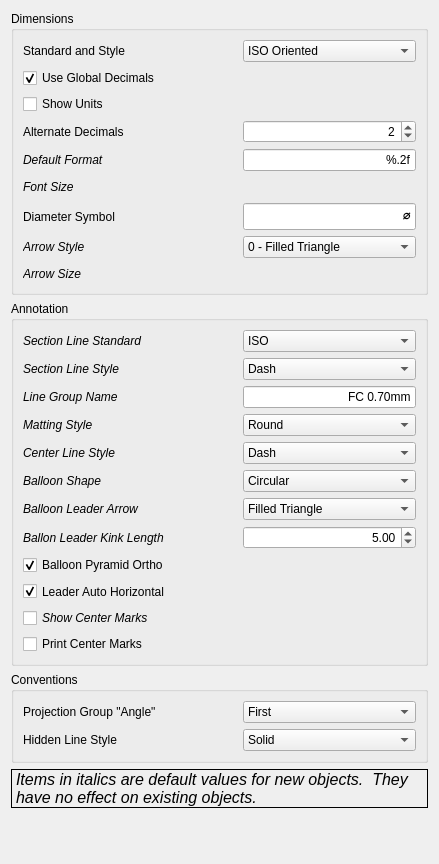
Before: the Qt Designer form src/Mod/TechDraw/Gui/DlgPrefsTechDraw3.ui in berndhahnebach/All_FreeCAD, drawn with Qt 5.
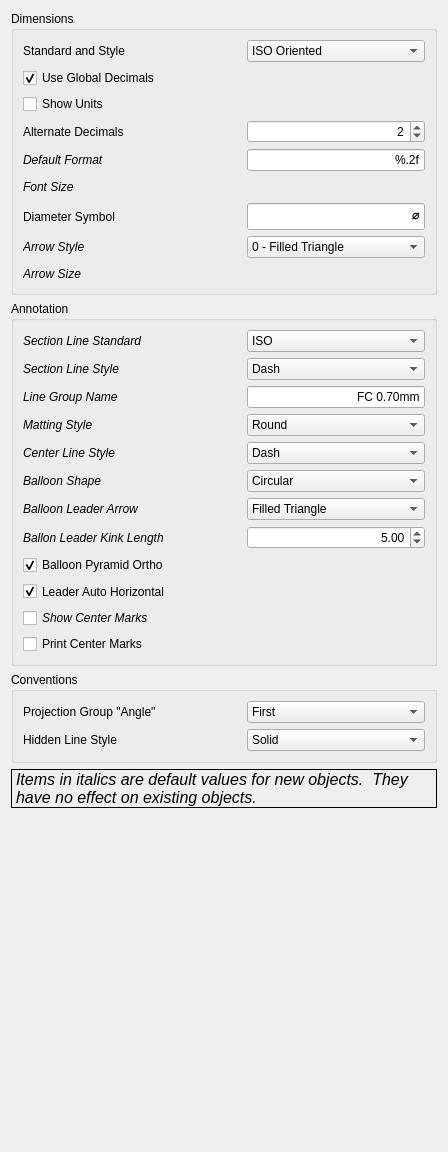
After: the same form once the commit is applied. Icons and pictures are not drawn. Custom widgets are drawn as their Qt base class.

```diff
--- a/src/Mod/TechDraw/Gui/DlgPrefsTechDraw3.ui
+++ b/src/Mod/TechDraw/Gui/DlgPrefsTechDraw3.ui
@@ -6,8 +6,8 @@
    <rect>
     <x>0</x>
     <y>0</y>
-    <width>439</width>
-    <height>864</height>
+    <width>448</width>
+    <height>1152</height>
    </rect>
   </property>
   <property name="sizePolicy">
```
Left out of the diff: 10 changed lines with no effect on the pictures.
